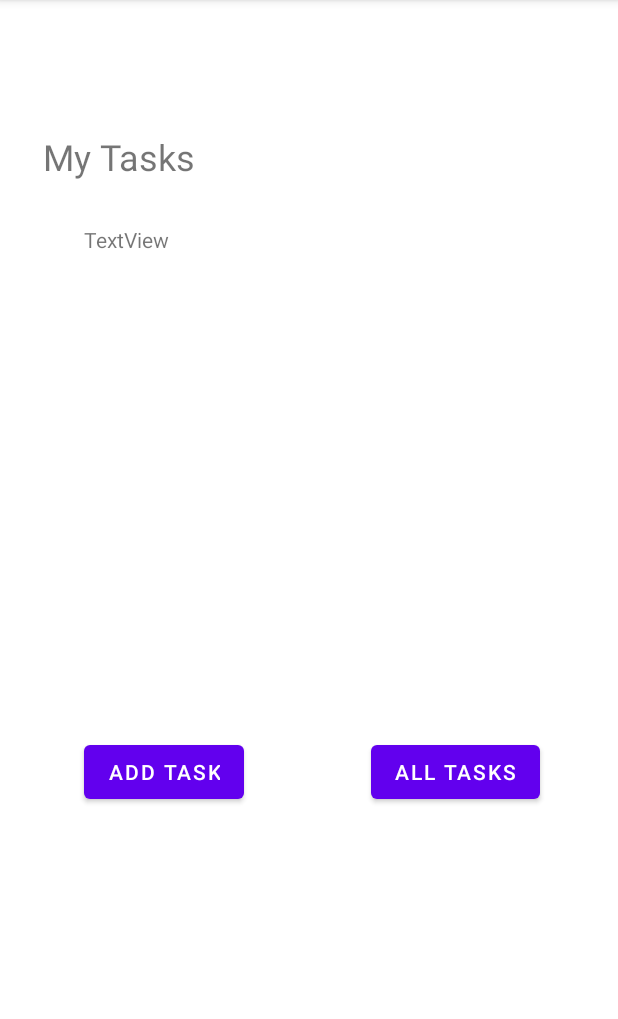
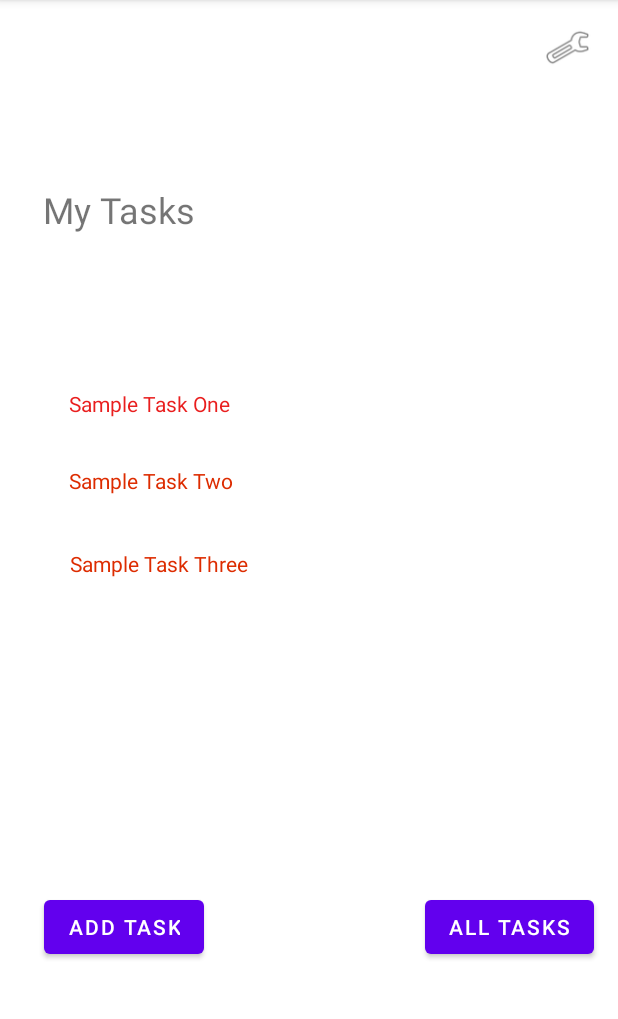
Before and after one commit to jennerdulce/taskmaster, an Android app: the screen it shows after launch (MainActivity), on a phone screen of 412 x 824 dp, the part 84-1103 px from its top. Run offline under Robolectric (Android 15) with nearby library versions, the phone set to English and light mode, and no system bars; 2 statements that could not run were skipped.

```diff
--- a/app/src/main/AndroidManifest.xml
+++ b/app/src/main/AndroidManifest.xml
@@ -9,6 +9,12 @@
         android:roundIcon="@mipmap/ic_launcher_round"
         android:supportsRtl="true"
         android:theme="@style/Theme.TaskMaster">
+        <activity
+            android:name=".activities.UserSettingsActivity"
+            android:exported="true" />
+        <activity
+            android:name=".activities.TaskDetailActivity"
+            android:exported="true" />
         <activity
             android:name=".activities.AllTasksActivity"
             android:exported="true" />
--- a/app/src/main/java/com/jennerdulce/taskmaster/activities/MainActivity.java
+++ b/app/src/main/java/com/jennerdulce/taskmaster/activities/MainActivity.java
@@ -1,14 +1,24 @@
 package com.jennerdulce.taskmaster.activities;
+
+import static com.jennerdulce.taskmaster.activities.UserSettingsActivity.USERNAME_KEY;
 
 import androidx.appcompat.app.AppCompatActivity;
 
 import android.content.Intent;
+import android.content.SharedPreferences;
+import android.content.res.Resources;
 import android.os.Bundle;
 import android.widget.Button;
+import android.widget.ImageView;
+import android.widget.TextView;
 
 import com.jennerdulce.taskmaster.R;
 
 public class MainActivity extends AppCompatActivity {
+    public final static String TASK_NAME_STRING = "taskName";
+
+    protected static SharedPreferences sharedPreferences;
+    protected static Resources res;
 
     @Override
     protected void onCreate(Bundle savedInstanceState) {
@@ -28,5 +38,48 @@ public class MainActivity extends AppCompatActivity {
             Intent allTasksIntent = new Intent(MainActivity.this, AllTasksActivity.class);
             startActivity(allTasksIntent);
         });
+
+        // User Settings Intent Button
+        ImageView userSettingsButton = (ImageView) findViewById(R.id.userSettingsImageView);
+        userSettingsButton.setOnClickListener(view -> {
+            Intent userSettingsIntent = new Intent(MainActivity.this, UserSettingsActivity.class);
+            startActivity(userSettingsIntent);
+        });
+
+        // Sample Task One Task Details Intent
+        TextView sampleTaskOne = findViewById(R.id.sampleTaskOne);
+        sampleTaskOne.setOnClickListener(view -> {
+            Intent taskDetailsIntent = new Intent(MainActivity.this, TaskDetailActivity.class);
+            taskDetailsIntent.putExtra(TASK_NAME_STRING, sampleTaskOne.getText());
+            startActivity(taskDetailsIntent);
+        });
+
+        // User Settings Intent Button
+        TextView sampleTaskTwo = findViewById(R.id.sampleTaskTwo);
+        sampleTaskTwo.setOnClickListener(view -> {
+            Intent taskDetailsIntent = new Intent(MainActivity.this, TaskDetailActivity.class);
+            taskDetailsIntent.putExtra(TASK_NAME_STRING, sampleTaskTwo.getText());
+            startActivity(taskDetailsIntent);
+        });
+
+        // User Settings Intent Button
+        TextView sampleTaskThree = findViewById(R.id.sampleTaskThree);
+        sampleTaskThree.setOnClickListener(view -> {
+            Intent taskDetailsIntent = new Intent(MainActivity.this, TaskDetailActivity.class);
+            taskDetailsIntent.putExtra(TASK_NAME_STRING, sampleTaskThree.getText());
+            startActivity(taskDetailsIntent);
+        });
+    }
+
+    // onResume lifecycle
+    @Override
+    protected void onResume(){
+        super.onResume();
+        String username = sharedPreferences.getString(USERNAME_KEY, "");
+
+        if(!username.equals("")){
+            // This line finds the saved String ID from the strings.xml file and instantiate at the '%1$s' at the second parameter
+            ((TextView) findViewById(R.id.welcomeUsernameMessageTextView)).setText(res.getString(R.string.WelcomeUsername, username));
+        }
     }
 }
--- a/app/src/main/res/layout/activity_main.xml
+++ b/app/src/main/res/layout/activity_main.xml
@@ -18,39 +18,91 @@
         app:layout_constraintLeft_toLeftOf="parent"
         app:layout_constraintRight_toRightOf="parent"
         app:layout_constraintTop_toTopOf="parent"
-        app:layout_constraintVertical_bias="0.08" />
-
-    <TextView
-        android:id="@+id/taskListTextView"
-        android:layout_width="300dp"
-        android:layout_height="300dp"
-        android:text="TextView"
-        app:layout_constraintBottom_toBottomOf="parent"
-        app:layout_constraintEnd_toEndOf="parent"
-        app:layout_constraintStart_toStartOf="parent"
-        app:layout_constraintTop_toBottomOf="@+id/myTasksHeaderTextView"
-        app:layout_constraintVertical_bias="0.085" />
+        app:layout_constraintVertical_bias="0.13" />
 
     <Button
         android:id="@+id/addTaskButton"
         android:layout_width="wrap_content"
         android:layout_height="wrap_content"
-        android:layout_marginStart="56dp"
         android:text="@string/AddTaskBtn"
         app:layout_constraintBottom_toBottomOf="parent"
+        app:layout_constraintEnd_toEndOf="parent"
+        app:layout_constraintHorizontal_bias="0.095"
         app:layout_constraintStart_toStartOf="parent"
-        app:layout_constraintTop_toBottomOf="@+id/taskListTextView"
-        app:layout_constraintVertical_bias="0.15" />
+        app:layout_constraintTop_toTopOf="parent"
+        app:layout_constraintVertical_bias="0.825" />
 
     <Button
         android:id="@+id/allTasksButton"
         android:layout_width="wrap_content"
         android:layout_height="wrap_content"
-        android:layout_marginEnd="52dp"
         android:text="@string/AllTasksBtn"
         app:layout_constraintBottom_toBottomOf="parent"
         app:layout_constraintEnd_toEndOf="parent"
-        app:layout_constraintTop_toBottomOf="@+id/taskListTextView"
-        app:layout_constraintVertical_bias="0.15" />
+        app:layout_constraintHorizontal_bias="0.946"
+        app:layout_constraintStart_toStartOf="parent"
+        app:layout_constraintTop_toTopOf="parent"
+        app:layout_constraintVertical_bias="0.825" />
+
+    <ImageView
+        android:id="@+id/userSettingsImageView"
+        android:layout_width="35dp"
+        android:layout_height="31dp"
+        android:contentDescription="@string/UserSettingsButton"
+        app:layout_constraintBottom_toBottomOf="parent"
+        app:layout_constraintEnd_toEndOf="parent"
+        app:layout_constraintHorizontal_bias="0.957"
+        app:layout_constraintStart_toStartOf="parent"
+        app:layout_constraintTop_toTopOf="parent"
+        app:layout_constraintVertical_bias="0.022"
+        app:srcCompat="@android:drawable/ic_menu_manage"
+        tools:ignore="ImageContrastCheck,RedundantDescriptionCheck" />
+
+    <TextView
+        android:id="@+id/sampleTaskOne"
+        android:layout_width="wrap_content"
+        android:layout_height="wrap_content"
+        android:layout_marginTop="52dp"
+        android:text="@string/SampleTask"
+        android:textColor="#E91E1E"
+        app:layout_constraintEnd_toEndOf="parent"
+        app:layout_constraintHorizontal_bias="0.152"
+        app:layout_constraintStart_toStartOf="parent"
+        app:layout_constraintTop_toBottomOf="@+id/welcomeUsernameMessageTextView" />
+
+    <TextView
+        android:id="@+id/sampleTaskTwo"
+        android:layout_width="wrap_content"
+        android:layout_height="wrap_content"
+        android:layout_marginTop="32dp"
+        android:text="@string/SampleTaskTwo"
+        android:textColor="#DD2C00"
+        app:layout_constraintEnd_toEndOf="parent"
+        app:layout_constraintHorizontal_bias="0.152"
+        app:layout_constraintStart_toStartOf="parent"
+        app:layout_constraintTop_toBottomOf="@+id/sampleTaskOne" />
+
+    <TextView
+        android:id="@+id/sampleTaskThree"
+        android:layout_width="wrap_content"
+        android:layout_height="wrap_content"
+        android:layout_marginTop="36dp"
+        android:text="@string/SampleTaskThree"
+        android:textColor="#DD2C00"
+        app:layout_constraintEnd_toEndOf="parent"
+        app:layout_constraintHorizontal_bias="0.158"
+        app:layout_constraintStart_toStartOf="parent"
+        app:layout_constraintTop_toBottomOf="@+id/sampleTaskTwo" />
+
+    <TextView
+        android:id="@+id/welcomeUsernameMessageTextView"
+        android:layout_width="wrap_content"
+        android:layout_height="wrap_content"
+        android:layout_marginTop="32dp"
+        app:layout_constraintEnd_toEndOf="parent"
+        app:layout_constraintHorizontal_bias="0.146"
+        app:layout_constraintStart_toStartOf="parent"
+        app:layout_constraintTop_toBottomOf="@+id/myTasksHeaderTextView"
+        tools:text="Welcome [Name]!" />
 
 </androidx.constraintlayout.widget.ConstraintLayout>
--- a/app/src/main/res/values/strings.xml
+++ b/app/src/main/res/values/strings.xml
@@ -10,4 +10,14 @@
     <string name="Zero">0</string>
     <string name="Submitted">Submitted!</string>
     <string name="AllTasksHeader">All Tasks</string>
+    <string name="TaskDetailHeader">Task Details</string>
+    <string name="UserSettingsHeader">User Settings</string>
+    <string name="UsernameTitle">Username</string>
+    <string name="SaveButton">Save</string>
+    <string name="SampleTask">Sample Task One</string>
+    <string name="SampleTaskTwo">Sample Task Two</string>
+    <string name="SampleTaskThree">Sample Task Three</string>
+    <string name="LoremText">Lorem ipsum dolor sit amet, consectetur adipiscing elit, sed do eiusmod tempor incididunt ut labore et dolore magna aliqua. Ut enim ad minim veniam, quis nostrud exercitation ullamco laboris nisi ut aliquip ex ea commodo consequat. Duis aute irure dolor in reprehenderit in voluptate velit esse cillum dolore eu fugiat nulla pariatur. Excepteur sint occaecat cupidatat non proident, sunt in culpa qui officia deserunt mollit anim id est laborum.</string>
+    <string name="UserSettingsButton">User Settings Button</string>
+    <string name="WelcomeUsername">Welcome %1$s!</string>
 </resources>
```
Also changed, not shown: app/src/main/java/com/jennerdulce/taskmaster/activities/TaskDetailActivity.java (added, +26 -0 lines), app/src/main/java/com/jennerdulce/taskmaster/activities/UserSettingsActivity.java (added, +41 -0 lines), app/src/main/res/layout/activity_task_detail.xml (added, +32 -0 lines), app/src/main/res/layout/activity_user_settings.xml (added, +53 -0 lines), 1 other file.
